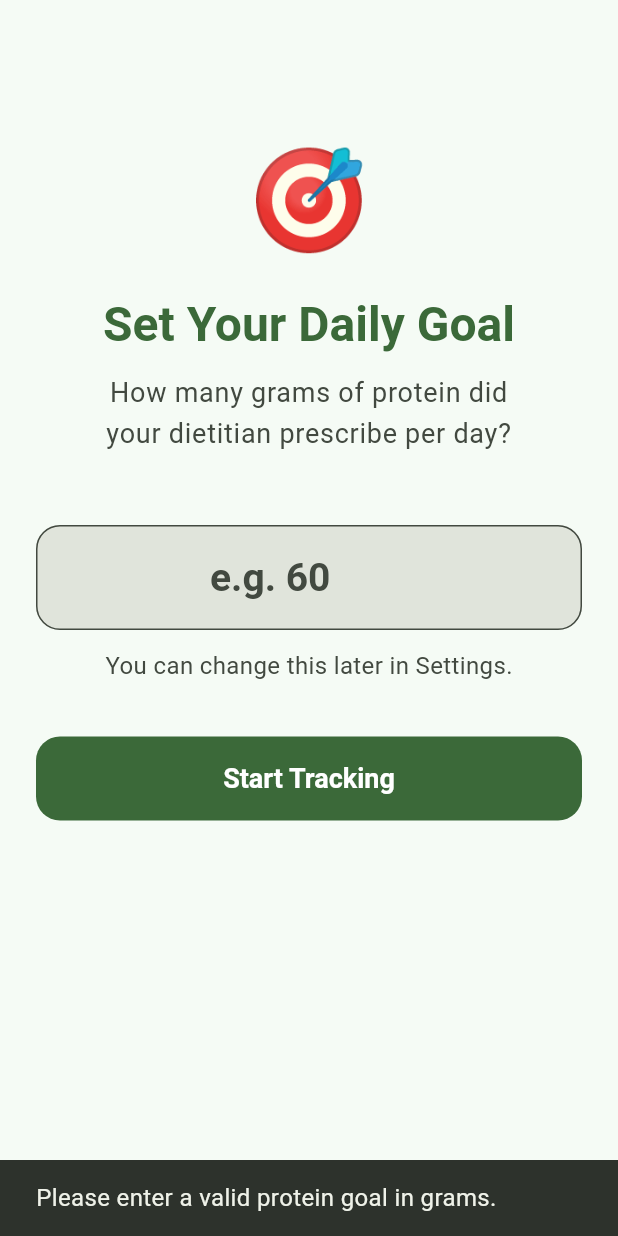
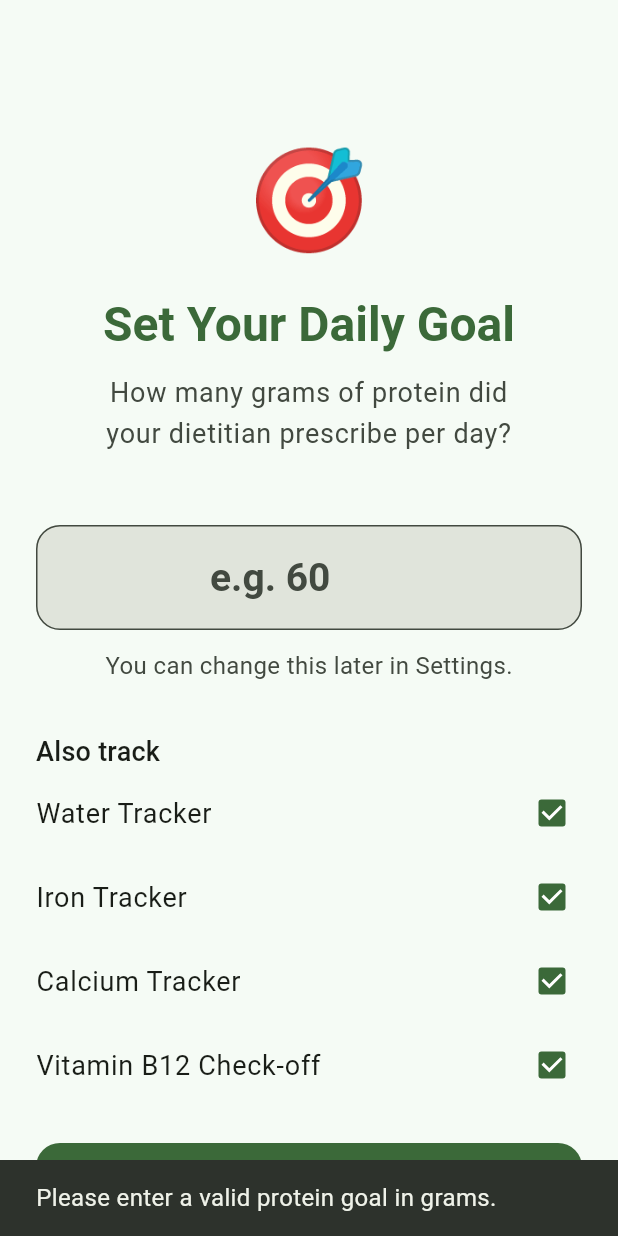
Before and after one commit to allanjchiang/pohps, a Flutter app: the GoalSetupScreen screen opened directly, after a tap on "Start Tracking", on a phone screen of 412 x 824 dp. Run offline on Flutter 3.47's test engine with Material 3 defaults, Android fonts, the phone set to English and light mode, and no system bars; our stand-ins replace file_picker, fl_chart, in_app_purchase, package_info_plus, share_plus, shared_preferences; missing offline and left inert: excel; accounts and stored records are empty.

Commit message:
Change goal screen select different nutrient tracking

```diff
--- a/pohps/lib/l10n/app_localizations.dart
+++ b/pohps/lib/l10n/app_localizations.dart
@@ -161,6 +161,8 @@ class AppLocalizations {
       );
 
   String get startTracking => _t('Start Tracking', '開始追蹤', '开始追踪');
+
+  String get alsoTrack => _t('Also track', '同時追蹤', '同时追踪');
 
   String get invalidGoalMessage => _t(
         'Please enter a valid protein goal in grams.',
--- a/pohps/lib/screens/goal_setup_screen.dart
+++ b/pohps/lib/screens/goal_setup_screen.dart
@@ -13,6 +13,10 @@ class GoalSetupScreen extends StatefulWidget {
 
 class _GoalSetupScreenState extends State<GoalSetupScreen> {
   final _controller = TextEditingController();
+  bool _water = true;
+  bool _iron = true;
+  bool _calcium = true;
+  bool _b12 = true;
 
   @override
   void dispose() {
@@ -68,11 +72,37 @@ class _GoalSetupScreenState extends State<GoalSetupScreen> {
                   color: theme.colorScheme.onSurfaceVariant,
                 ),
               ),
-              const SizedBox(height: 36),
-              FilledButton(
-                onPressed: _submit,
-                child: Text(l10n.startTracking),
+              const SizedBox(height: 32),
+              Align(
+                alignment: Alignment.centerLeft,
+                child: Text(l10n.alsoTrack, style: theme.textTheme.titleMedium),
               ),
+              CheckboxListTile(
+                contentPadding: EdgeInsets.zero,
+                title: Text(l10n.waterTracker),
+                value: _water,
+                onChanged: (v) => setState(() => _water = v ?? false),
+              ),
+              CheckboxListTile(
+                contentPadding: EdgeInsets.zero,
+                title: Text(l10n.ironTracker),
+                value: _iron,
+                onChanged: (v) => setState(() => _iron = v ?? false),
+              ),
+              CheckboxListTile(
+                contentPadding: EdgeInsets.zero,
+                title: Text(l10n.calciumTracker),
+                value: _calcium,
+                onChanged: (v) => setState(() => _calcium = v ?? false),
+              ),
+              CheckboxListTile(
+                contentPadding: EdgeInsets.zero,
+                title: Text(l10n.b12Reminder),
+                value: _b12,
+                onChanged: (v) => setState(() => _b12 = v ?? false),
+              ),
+              const SizedBox(height: 24),
+              FilledButton(onPressed: _submit, child: Text(l10n.startTracking)),
             ],
           ),
         ),
@@ -80,7 +110,7 @@ class _GoalSetupScreenState extends State<GoalSetupScreen> {
     );
   }
 
-  void _submit() {
+  Future<void> _submit() async {
     final value = int.tryParse(_controller.text);
     if (value == null || value <= 0) {
       ScaffoldMessenger.of(context).showSnackBar(
@@ -90,6 +120,13 @@ class _GoalSetupScreenState extends State<GoalSetupScreen> {
       );
       return;
     }
-    context.read<AppState>().setDailyGoal(value);
+    final appState = context.read<AppState>();
+    // Save trackers before the goal: setting the goal swaps this screen for
+    // the dashboard.
+    await appState.setWaterTrackerEnabled(_water);
+    await appState.setIronTrackerEnabled(_iron);
+    await appState.setCalciumTrackerEnabled(_calcium);
+    await appState.setB12ReminderEnabled(_b12);
+    await appState.setDailyGoal(value);
   }
 }
```
